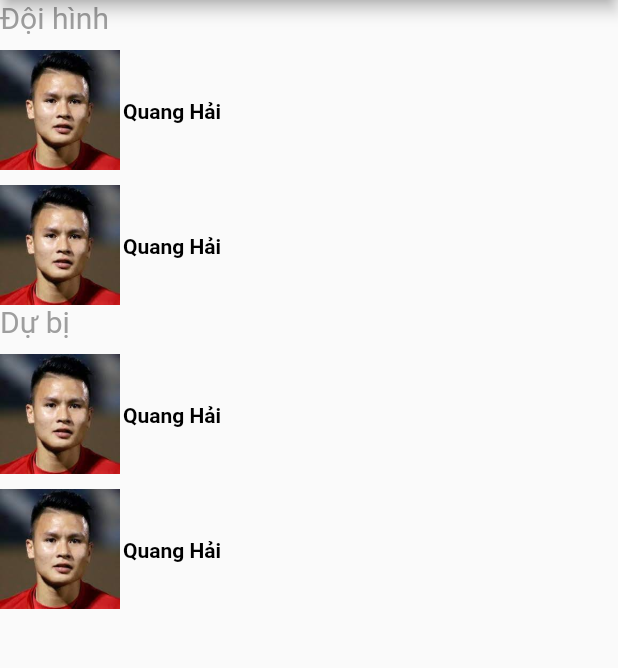
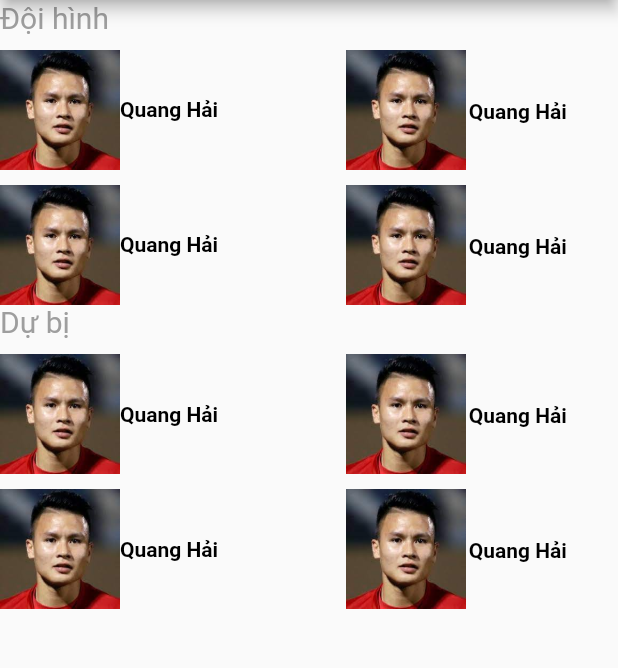
Before and after one commit to ducnm2k/v-league, a Flutter app: the screen it shows after launch, tab 2 chosen, on a phone screen of 412 x 824 dp, the part 99-767 px from its top. Run offline on Flutter 3.47's test engine with Material 2 defaults, Android fonts, the phone set to English and light mode, and no system bars; our stand-ins replace dio, firebase_auth, firebase_core, firebase_messaging, flutter_local_notifications, google_sign_in; accounts and stored records are empty.

Commit message:
details match and cau thu detail

```diff
--- a/lib/screens/football_match_schedule_and_football_player_screen/cauthu.dart
+++ b/lib/screens/football_match_schedule_and_football_player_screen/cauthu.dart
@@ -30,6 +30,19 @@ class CauThu extends StatelessWidget {
                 height: 80,
                 width: 80,
               ),
+              Text("Quang Hải",
+                style: TextStyle(
+                  color: Colors.black,
+                  fontWeight: FontWeight.bold,
+                  fontSize: 14,
+                ),
+              ),
+              SizedBox(width: 85,),
+              Image.asset(
+                "assets/images/quanghai.jpg",
+                height: 80,
+                width: 80,
+              ),
               Container(
                 padding: EdgeInsets.only(
                   top: 2,
@@ -44,6 +57,7 @@ class CauThu extends StatelessWidget {
                     fontSize: 14,
                   ),
                 ),
+
               ),
             ],
           ),
@@ -60,6 +74,19 @@ class CauThu extends StatelessWidget {
                     Container(
                       child: Row(
                         children: [
+                          Image.asset(
+                            "assets/images/quanghai.jpg",
+                            height: 80,
+                            width: 80,
+                          ),
+                          Text("Quang Hải",
+                            style: TextStyle(
+                              color: Colors.black,
+                              fontWeight: FontWeight.bold,
+                              fontSize: 14,
+                            ),
+                          ),
+                          SizedBox(width: 85,),
                           Image.asset(
                             "assets/images/quanghai.jpg",
                             height: 80,
@@ -107,6 +134,19 @@ class CauThu extends StatelessWidget {
                   height: 80,
                   width: 80,
                 ),
+                Text("Quang Hải",
+                  style: TextStyle(
+                    color: Colors.black,
+                    fontWeight: FontWeight.bold,
+                    fontSize: 14,
+                  ),
+                ),
+                SizedBox(width: 85,),
+                Image.asset(
+                  "assets/images/quanghai.jpg",
+                  height: 80,
+                  width: 80,
+                ),
                 Container(
                   padding: EdgeInsets.only(
                     top: 2,
@@ -142,6 +182,19 @@ class CauThu extends StatelessWidget {
                             height: 80,
                             width: 80,
                           ),
+                          Text("Quang Hải",
+                            style: TextStyle(
+                              color: Colors.black,
+                              fontWeight: FontWeight.bold,
+                              fontSize: 14,
+                            ),
+                          ),
+                          SizedBox(width: 85,),
+                          Image.asset(
+                            "assets/images/quanghai.jpg",
+                            height: 80,
+                            width: 80,
+                          ),
                           Container(
                             padding: EdgeInsets.only(
                               top: 2,
```
